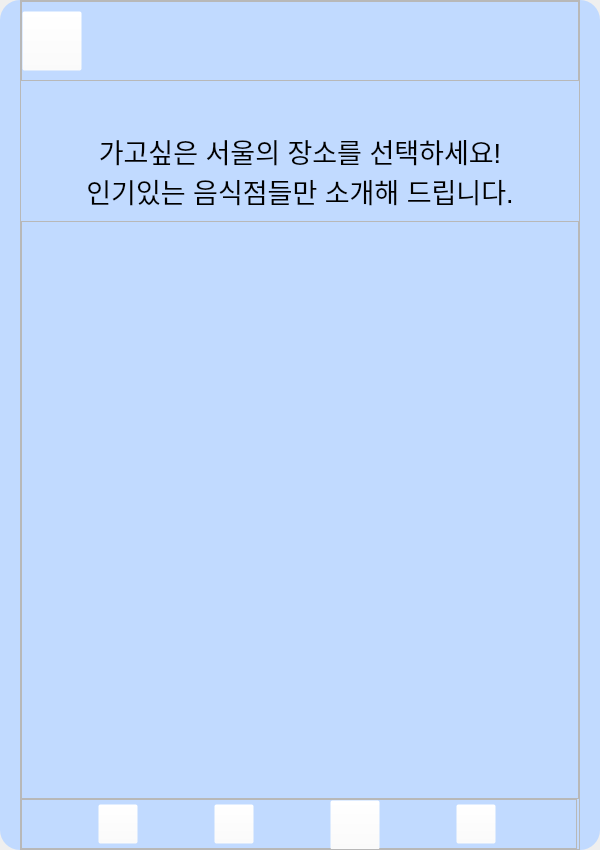
yunjae6875/seoul_trip_program, file seoul_tour_ver1/seoul_main_page.ui: the form before one commit.
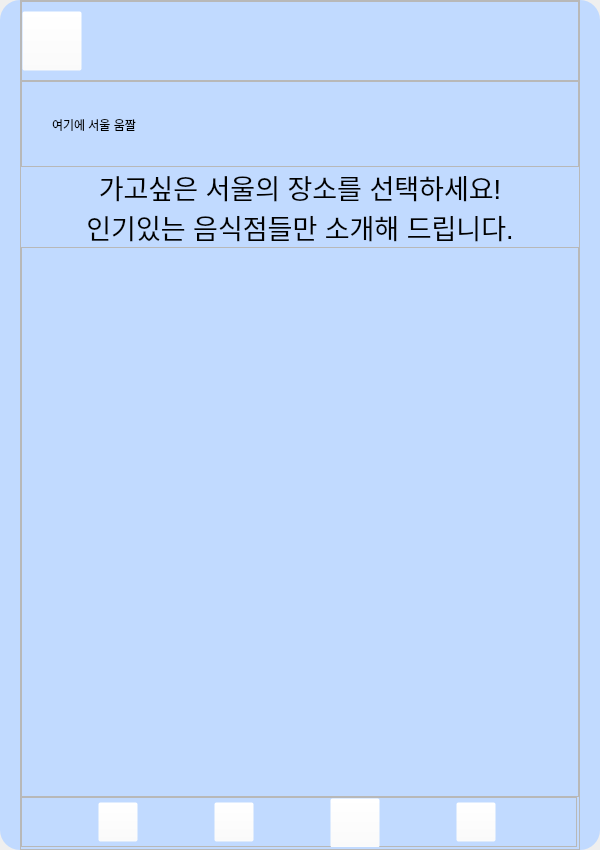
The form after the commit. The open tabs and pages were chosen to show the change. Icons and pictures are not drawn.

```diff
--- a/seoul_tour_ver1/seoul_main_page.ui
+++ b/seoul_tour_ver1/seoul_main_page.ui
@@ -1359,33 +1359,75 @@
                  </widget>
                 </item>
                 <item>
-                 <spacer name="verticalSpacer_3">
-                  <property name="orientation">
-                   <enum>Qt::Vertical</enum>
+                 <widget class="QFrame" name="frame_25">
+                  <property name="minimumSize">
+                   <size>
+                    <width>0</width>
+                    <height>86</height>
+                   </size>
                   </property>
-                  <property name="sizeType">
-                   <enum>QSizePolicy::Fixed</enum>
-                  </property>
-                  <property name="sizeHint" stdset="0">
+                  <property name="maximumSize">
                    <size>
-                    <width>20</width>
-                    <height>40</height>
+                    <width>16777215</width>
+                    <height>86</height>
                    </size>
                   </property>
-                 </spacer>
+                  <property name="frameShape">
+                   <enum>QFrame::StyledPanel</enum>
+                  </property>
+                  <property name="frameShadow">
+                   <enum>QFrame::Raised</enum>
+                  </property>
+                  <layout class="QHBoxLayout" name="horizontalLayout_25">
+                   <property name="leftMargin">
+                    <number>30</number>
+                   </property>
+                   <property name="topMargin">
+                    <number>0</number>
+                   </property>
+                   <property name="rightMargin">
+                    <number>30</number>
+                   </property>
+                   <property name="bottomMargin">
+                    <number>0</number>
+                   </property>
+                   <item>
+                    <widget class="QLabel" name="seoul_gif_label">
+                     <property name="minimumSize">
+                      <size>
+                       <width>0</width>
+                       <height>86</height>
+                      </size>
+                     </property>
+                     <property name="maximumSize">
+                      <size>
+                       <width>16777215</width>
+                       <height>86</height>
+                      </size>
+                     </property>
+                     <property name="styleSheet">
+                      <string notr="true">background-color: rgba(255, 255, 0, 0);</string>
+                     </property>
+                     <property name="text">
+                      <string>여기에 서울 움짤</string>
+                     </property>
+                    </widget>
+                   </item>
+                  </layout>
+                 </widget>
                 </item>
                 <item>
                  <widget class="QLabel" name="main_2_title_lab">
                   <property name="minimumSize">
                    <size>
                     <width>0</width>
-                    <height>100</height>
+                    <height>80</height>
                    </size>
                   </property>
                   <property name="maximumSize">
                    <size>
                     <width>16777215</width>
-                    <height>100</height>
+                    <height>80</height>
                    </size>
                   </property>
                   <property name="font">
@@ -1407,7 +1449,13 @@
                   <property name="minimumSize">
                    <size>
                     <width>0</width>
-                    <height>570</height>
+                    <height>550</height>
+                   </size>
+                  </property>
+                  <property name="maximumSize">
+                   <size>
+                    <width>16777215</width>
+                    <height>550</height>
                    </size>
                   </property>
                   <property name="styleSheet">
```
Left out of the diff: 70 changed lines with no effect on the pictures.
